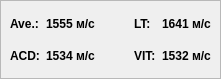
Qt form velosity.ui (siborion/siborion_american_scan) before a commit.
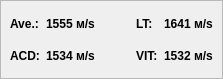
The same form after that commit.

What changed in the file:
```diff
--- a/velosity.ui
+++ b/velosity.ui
@@ -6,7 +6,7 @@
    <rect>
     <x>0</x>
     <y>0</y>
-    <width>221</width>
+    <width>223</width>
     <height>79</height>
    </rect>
   </property>
@@ -34,9 +34,22 @@
      <property name="frameShadow">
       <enum>QFrame::Raised</enum>
      </property>
-     <layout class="QGridLayout" name="gridLayout_2">
-      <item row="0" column="0">
-       <widget class="QLabel" name="label">
+     <layout class="QGridLayout" name="gridLayout_2" columnstretch="0,0,0,0,0,0,0">
+      <item row="0" column="3">
+       <spacer name="horizontalSpacer">
+        <property name="orientation">
+         <enum>Qt::Horizontal</enum>
+        </property>
+        <property name="sizeHint" stdset="0">
+         <size>
+          <width>40</width>
+          <height>20</height>
+         </size>
+        </property>
+       </spacer>
+      </item>
+      <item row="1" column="5">
+       <widget class="QLabel" name="label_6">
         <property name="font">
          <font>
           <pointsize>9</pointsize>
@@ -45,7 +58,35 @@
          </font>
         </property>
         <property name="text">
-         <string>Ave.:</string>
+         <string>VIT:</string>
+        </property>
+       </widget>
+      </item>
+      <item row="1" column="6">
+       <widget class="QLabel" name="label_8">
+        <property name="font">
+         <font>
+          <pointsize>9</pointsize>
+          <weight>75</weight>
+          <bold>true</bold>
+         </font>
+        </property>
+        <property name="text">
+         <string>1532 м/s</string>
+        </property>
+       </widget>
+      </item>
+      <item row="1" column="1">
+       <widget class="QLabel" name="label_4">
+        <property name="font">
+         <font>
+          <pointsize>9</pointsize>
+          <weight>75</weight>
+          <bold>true</bold>
+         </font>
+        </property>
+        <property name="text">
+         <string>1534 м/s</string>
         </property>
        </widget>
       </item>
@@ -63,6 +104,19 @@
         </property>
        </widget>
       </item>
+      <item row="0" column="4">
+       <spacer name="horizontalSpacer_2">
+        <property name="orientation">
+         <enum>Qt::Horizontal</enum>
+        </property>
+        <property name="sizeHint" stdset="0">
+         <size>
+          <width>40</width>
+          <height>20</height>
+         </size>
+        </property>
+       </spacer>
+      </item>
       <item row="0" column="1">
        <widget class="QLabel" name="label_3">
         <property name="font">
@@ -73,12 +127,12 @@
          </font>
         </property>
         <property name="text">
-         <string>1555 м/с</string>
+         <string>1555 м/s</string>
         </property>
        </widget>
       </item>
-      <item row="1" column="3">
-       <widget class="QLabel" name="label_6">
+      <item row="0" column="0">
+       <widget class="QLabel" name="label">
         <property name="font">
          <font>
           <pointsize>9</pointsize>
@@ -87,25 +141,11 @@
          </font>
         </property>
         <property name="text">
-         <string>VIT:</string>
+         <string>Ave.:</string>
         </property>
        </widget>
       </item>
-      <item row="1" column="4">
-       <widget class="QLabel" name="label_8">
-        <property name="font">
-         <font>
-          <pointsize>9</pointsize>
-          <weight>75</weight>
-          <bold>true</bold>
-         </font>
-        </property>
-        <property name="text">
-         <string>1532 м/с</string>
-        </property>
-       </widget>
-      </item>
-      <item row="0" column="3">
+      <item row="0" column="5">
        <widget class="QLabel" name="label_5">
         <property name="font">
          <font>
@@ -119,21 +159,7 @@
         </property>
        </widget>
       </item>
-      <item row="1" column="1">
-       <widget class="QLabel" name="label_4">
-        <property name="font">
-         <font>
-          <pointsize>9</pointsize>
-          <weight>75</weight>
-          <bold>true</bold>
-         </font>
-        </property>
-        <property name="text">
-         <string>1534 м/с</string>
-        </property>
-       </widget>
-      </item>
-      <item row="0" column="4">
+      <item row="0" column="6">
        <widget class="QLabel" name="label_7">
         <property name="font">
          <font>
@@ -143,12 +169,12 @@
          </font>
         </property>
         <property name="text">
-         <string>1641 м/с</string>
+         <string>1641 м/s</string>
         </property>
        </widget>
       </item>
-      <item row="1" column="2">
-       <spacer name="horizontalSpacer">
+      <item row="0" column="2">
+       <spacer name="horizontalSpacer_3">
         <property name="orientation">
          <enum>Qt::Horizontal</enum>
         </property>
```
